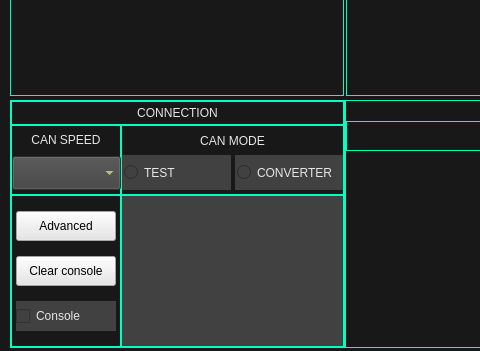
This is ui/settings.ui in rozkalibrowany/vocc as Qt 5 draws it before an edit; both pictures show x 0 to 480 and y 109 to 460 of the 690 by 460 pixel window. The edited form follows.
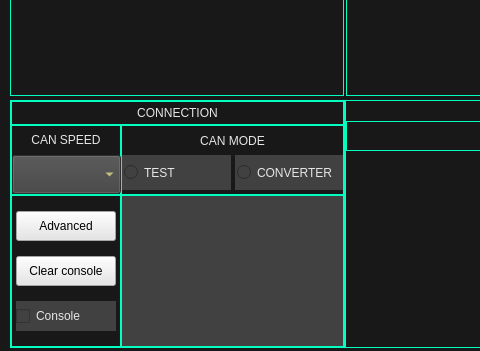
This is the edited form.

```diff
--- a/ui/settings.ui
+++ b/ui/settings.ui
@@ -175,7 +175,7 @@
                    <property name="maximumSize">
                     <size>
                      <width>110</width>
-                     <height>72</height>
+                     <height>70</height>
                     </size>
                    </property>
                    <layout class="QVBoxLayout" name="verticalLayout_32">
@@ -207,7 +207,7 @@
                         <property name="maximumSize">
                          <size>
                           <width>16777215</width>
-                          <height>20</height>
+                          <height>25</height>
                          </size>
                         </property>
                         <property name="styleSheet">
@@ -236,13 +236,13 @@
                         <property name="minimumSize">
                          <size>
                           <width>111</width>
-                          <height>36</height>
+                          <height>41</height>
                          </size>
                         </property>
                         <property name="maximumSize">
                          <size>
                           <width>16777215</width>
-                          <height>30</height>
+                          <height>35</height>
                          </size>
                         </property>
                         <property name="styleSheet">
@@ -252,7 +252,7 @@
 padding: 1px 1px 1px 1px;
 background-color: rgb(65,65,65);
 min-width: 105px;
-min-height: 30px;</string>
+min-height: 35px;</string>
                         </property>
                         <property name="maxVisibleItems">
                          <number>10</number>
```
Left out of the diff: 2 changed lines with no effect on the pictures.
